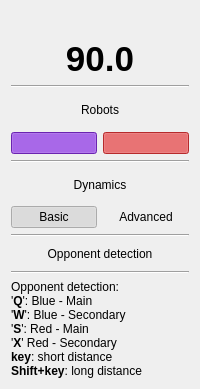
This is bhbot/tools/simulator/mainbar.ui in alberthier/bhware as Qt 5 draws it before an edit. The edited form follows.
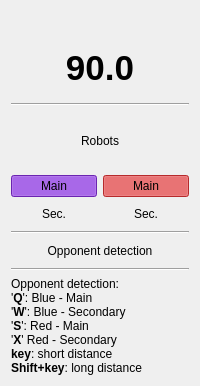
This is the edited form.

Commit message: simulator: Enable simulation of main / secondary robots

```diff
--- a/bhbot/tools/simulator/mainbar.ui
+++ b/bhbot/tools/simulator/mainbar.ui
@@ -7,7 +7,7 @@
     <x>0</x>
     <y>0</y>
     <width>200</width>
-    <height>389</height>
+    <height>386</height>
    </rect>
   </property>
   <property name="sizePolicy">
@@ -16,6 +16,12 @@
     <verstretch>0</verstretch>
    </sizepolicy>
   </property>
+  <property name="maximumSize">
+   <size>
+    <width>378</width>
+    <height>16777215</height>
+   </size>
+  </property>
   <property name="windowTitle">
    <string>MainBar</string>
   </property>
@@ -125,36 +131,36 @@
     </widget>
    </item>
    <item>
-    <layout class="QHBoxLayout" name="horizontalLayout_2">
-     <item>
-      <widget class="QPushButton" name="blue_robot">
+    <layout class="QGridLayout" name="gridLayout">
+     <item row="0" column="2">
+      <widget class="QPushButton" name="main_red_robot">
        <property name="palette">
         <palette>
          <active>
           <colorrole role="Button">
            <brush brushstyle="SolidPattern">
             <color alpha="255">
-             <red>150</red>
-             <green>50</green>
-             <blue>246</blue>
+             <red>255</red>
+             <green>59</green>
+             <blue>61</blue>
             </color>
            </brush>
           </colorrole>
           <colorrole role="Base">
            <brush brushstyle="SolidPattern">
             <color alpha="255">
-             <red>150</red>
-             <green>50</green>
-             <blue>246</blue>
+             <red>255</red>
+             <green>59</green>
+             <blue>61</blue>
             </color>
            </brush>
           </colorrole>
           <colorrole role="Window">
            <brush brushstyle="SolidPattern">
             <color alpha="255">
-             <red>150</red>
-             <green>50</green>
-             <blue>246</blue>
+             <red>255</red>
+             <green>59</green>
+             <blue>61</blue>
             </color>
            </brush>
           </colorrole>
@@ -163,27 +169,27 @@
           <colorrole role="Button">
            <brush brushstyle="SolidPattern">
             <color alpha="255">
-             <red>150</red>
-             <green>50</green>
-             <blue>246</blue>
+             <red>255</red>
+             <green>59</green>
+             <blue>61</blue>
             </color>
            </brush>
           </colorrole>
           <colorrole role="Base">
            <brush brushstyle="SolidPattern">
             <color alpha="255">
-             <red>150</red>
-             <green>50</green>
-             <blue>246</blue>
+             <red>255</red>
+             <green>59</green>
+             <blue>61</blue>
             </color>
            </brush>
           </colorrole>
           <colorrole role="Window">
            <brush brushstyle="SolidPattern">
             <color alpha="255">
-             <red>150</red>
-             <green>50</green>
-             <blue>246</blue>
+             <red>255</red>
+             <green>59</green>
+             <blue>61</blue>
             </color>
            </brush>
           </colorrole>
@@ -192,27 +198,27 @@
           <colorrole role="Button">
            <brush brushstyle="SolidPattern">
             <color alpha="255">
-             <red>150</red>
-             <green>50</green>
-             <blue>246</blue>
+             <red>255</red>
+             <green>59</green>
+             <blue>61</blue>
             </color>
            </brush>
           </colorrole>
           <colorrole role="Base">
            <brush brushstyle="SolidPattern">
             <color alpha="255">
-             <red>150</red>
-             <green>50</green>
-             <blue>246</blue>
+             <red>255</red>
+             <green>59</green>
+             <blue>61</blue>
             </color>
            </brush>
           </colorrole>
           <colorrole role="Window">
            <brush brushstyle="SolidPattern">
             <color alpha="255">
-             <red>150</red>
-             <green>50</green>
-             <blue>246</blue>
+             <red>255</red>
+             <green>59</green>
+             <blue>61</blue>
             </color>
            </brush>
           </colorrole>
@@ -220,7 +226,7 @@
         </palette>
        </property>
        <property name="text">
-        <string/>
+        <string>Main</string>
        </property>
        <property name="checkable">
         <bool>true</bool>
@@ -233,35 +239,35 @@
        </property>
       </widget>
      </item>
-     <item>
-      <widget class="QPushButton" name="red_robot">
+     <item row="0" column="0">
+      <widget class="QPushButton" name="main_blue_robot">
        <property name="palette">
         <palette>
          <active>
           <colorrole role="Button">
            <brush brushstyle="SolidPattern">
             <color alpha="255">
-             <red>255</red>
-             <green>59</green>
-             <blue>61</blue>
+             <red>150</red>
+             <green>50</green>
+             <blue>246</blue>
             </color>
            </brush>
           </colorrole>
           <colorrole role="Base">
            <brush brushstyle="SolidPattern">
             <color alpha="255">
-             <red>255</red>
-             <green>59</green>
-             <blue>61</blue>
+             <red>150</red>
+             <green>50</green>
+             <blue>246</blue>
             </color>
            </brush>
           </colorrole>
           <colorrole role="Window">
            <brush brushstyle="SolidPattern">
             <color alpha="255">
-             <red>255</red>
-             <green>59</green>
-             <blue>61</blue>
+             <red>150</red>
+             <green>50</green>
+             <blue>246</blue>
             </color>
            </brush>
           </colorrole>
@@ -270,27 +276,27 @@
           <colorrole role="Button">
            <brush brushstyle="SolidPattern">
             <color alpha="255">
-             <red>255</red>
-             <green>59</green>
-             <blue>61</blue>
+             <red>150</red>
+             <green>50</green>
+             <blue>246</blue>
             </color>
            </brush>
           </colorrole>
           <colorrole role="Base">
            <brush brushstyle="SolidPattern">
             <color alpha="255">
-             <red>255</red>
-             <green>59</green>
-             <blue>61</blue>
+             <red>150</red>
+             <green>50</green>
+             <blue>246</blue>
             </color>
            </brush>
           </colorrole>
           <colorrole role="Window">
            <brush brushstyle="SolidPattern">
             <color alpha="255">
-             <red>255</red>
-             <green>59</green>
-             <blue>61</blue>
+             <red>150</red>
+             <green>50</green>
+             <blue>246</blue>
             </color>
            </brush>
           </colorrole>
@@ -299,27 +305,27 @@
           <colorrole role="Button">
            <brush brushstyle="SolidPattern">
             <color alpha="255">
-             <red>255</red>
-             <green>59</green>
-             <blue>61</blue>
+             <red>150</red>
+             <green>50</green>
+             <blue>246</blue>
             </color>
            </brush>
           </colorrole>
           <colorrole role="Base">
            <brush brushstyle="SolidPattern">
             <color alpha="255">
-             <red>255</red>
-             <green>59</green>
-             <blue>61</blue>
+             <red>150</red>
+             <green>50</green>
+             <blue>246</blue>
             </color>
            </brush>
           </colorrole>
           <colorrole role="Window">
            <brush brushstyle="SolidPattern">
             <color alpha="255">
-             <red>255</red>
-             <green>59</green>
-             <blue>61</blue>
+             <red>150</red>
+             <green>50</green>
+             <blue>246</blue>
             </color>
            </brush>
           </colorrole>
@@ -327,7 +333,7 @@
         </palette>
        </property>
        <property name="text">
-        <string/>
+        <string>Main</string>
        </property>
        <property name="checkable">
         <bool>true</bool>
@@ -340,47 +346,26 @@
        </property>
       </widget>
      </item>
-    </layout>
-   </item>
-   <item>
-    <widget class="Line" name="line_2">
-     <property name="orientation">
-      <enum>Qt::Horizontal</enum>
-     </property>
-    </widget>
-   </item>
-   <item>
-    <widget class="QLabel" name="dynamic_label">
-     <property name="text">
-      <string>Dynamics</string>
-     </property>
-     <property name="alignment">
-      <set>Qt::AlignCenter</set>
-     </property>
-    </widget>
-   </item>
-   <item>
-    <layout class="QHBoxLayout" name="horizontalLayout_3">
-     <item>
-      <widget class="QPushButton" name="basic_dynamics">
+     <item row="1" column="0">
+      <widget class="QPushButton" name="secondary_blue_robot">
        <property name="text">
-        <string>Basic</string>
+        <string>Sec.</string>
        </property>
        <property name="checkable">
         <bool>true</bool>
        </property>
        <property name="checked">
-        <bool>true</bool>
+        <bool>false</bool>
        </property>
        <property name="flat">
         <bool>true</bool>
        </property>
       </widget>
      </item>
-     <item>
-      <widget class="QPushButton" name="advanced_dynamics">
+     <item row="1" column="2">
+      <widget class="QPushButton" name="secondary_red_robot">
        <property name="text">
-        <string>Advanced</string>
+        <string>Sec.</string>
        </property>
        <property name="checkable">
         <bool>true</bool>
```
The commit also changes 9 other files.
